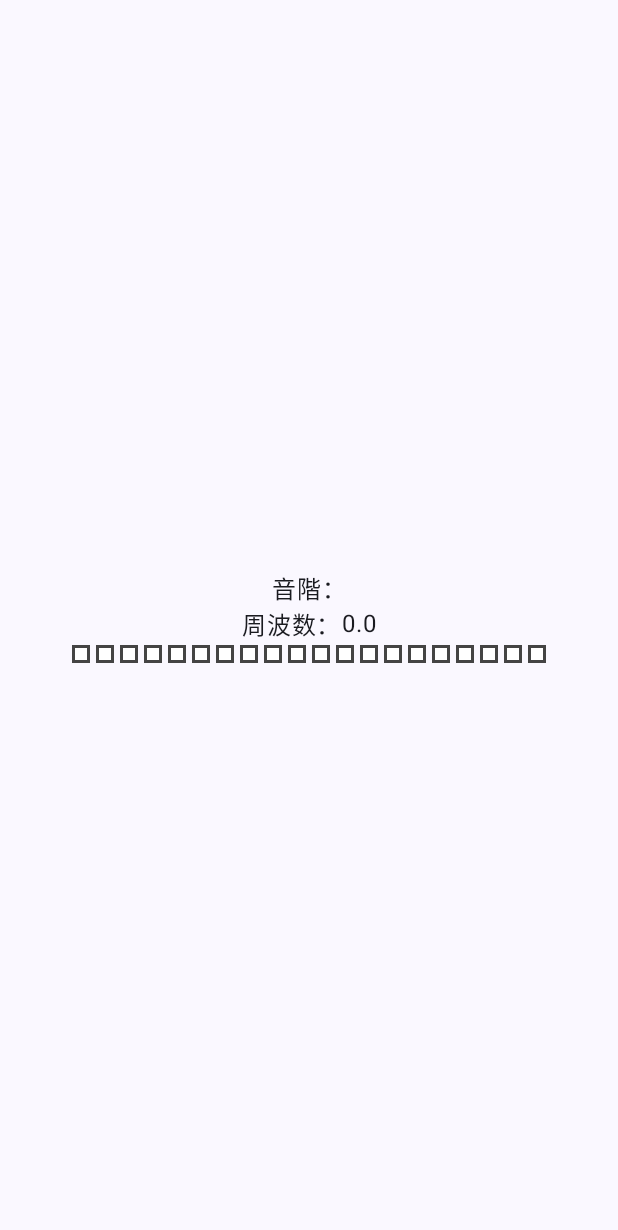
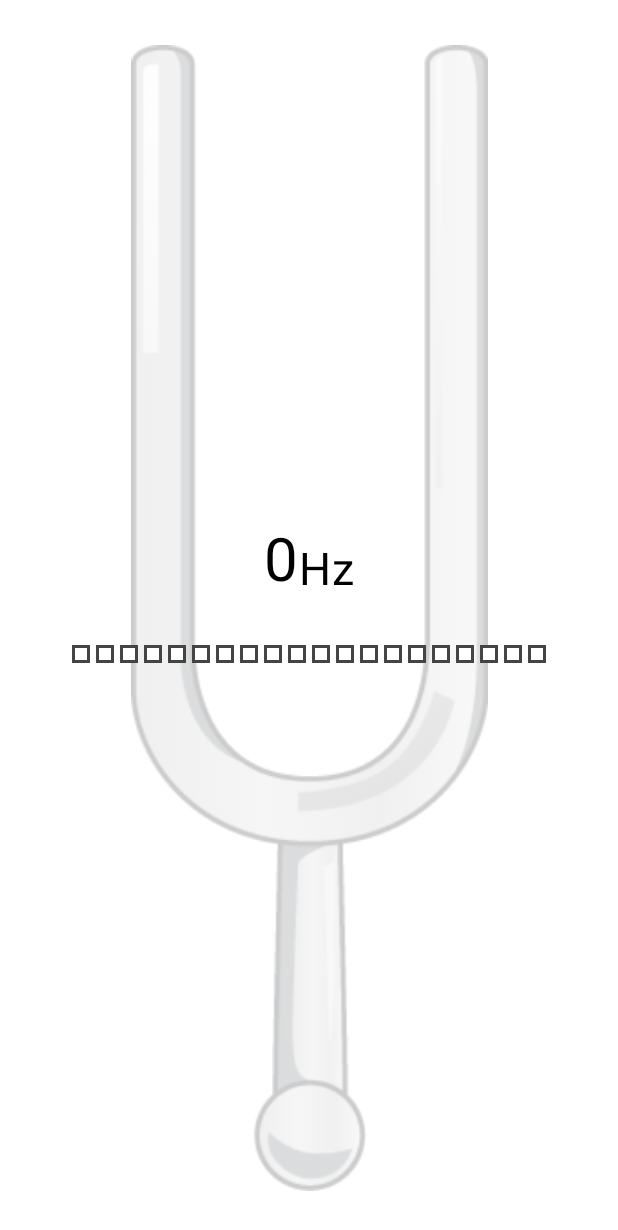
Before and after one commit to seabat/shinobue-tuner, an Android app built with Jetpack Compose: the screen it shows after launch (MainActivity), on a phone screen of 412 x 824 dp. Shown: the top 1230 px of the screen. Run offline under Robolectric (Android 15) with nearby library versions, the phone set to English and light mode, and no system bars; 6 statements that could not run were skipped.

Commit message:
UI をリファクタリング

```diff
--- a/app/src/main/java/dev/seabat/android/shinobuetuner/MainActivity.kt
+++ b/app/src/main/java/dev/seabat/android/shinobuetuner/MainActivity.kt
@@ -17,6 +17,7 @@ import be.tarsos.dsp.pitch.PitchDetectionHandler
 import dev.seabat.android.shinobuetuner.compose.HomeScreen
 import dev.seabat.android.shinobuetuner.ui.theme.ShinobueTunerTheme
 import dev.seabat.android.shinobuetuner.utils.MusicalScale.ShinobueScale
+import dev.seabat.android.shinobuetuner.utils.MusicalScale.ShinobueScaleType
 import kotlinx.coroutines.Dispatchers
 import kotlinx.coroutines.GlobalScope
 import kotlinx.coroutines.flow.MutableStateFlow
@@ -26,7 +27,7 @@ import kotlinx.coroutines.launch
 class MainActivity : ComponentActivity() {
 
     private val pitchInHzStateFlow = MutableStateFlow(0.0f)
-    private val noteStateFlow = MutableStateFlow("")
+    private val noteStateFlow = MutableStateFlow(ShinobueScaleType.UNKNOWN)
     private val diffPitchStateFlow = MutableStateFlow(0)
 
     private var safeStopAudioRunnable: SafeStopAudioRunnable? = null
@@ -62,7 +63,7 @@ class MainActivity : ComponentActivity() {
                     modifier = Modifier.fillMaxSize(),
                     color = MaterialTheme.colorScheme.background
                 ) {
-                    HomeScreen(hz = pitchInHzState, diffRate = diffPitchState, note = noteState)
+                    HomeScreen(hz = pitchInHzState, diffRate = diffPitchState, scaleType = noteState)
                 }
             }
         }
@@ -90,7 +91,7 @@ class MainActivity : ComponentActivity() {
     private fun processPitch(pitchInHz: Float) {
         pitchInHzStateFlow.value = pitchInHz
         val scale = ShinobueScale()(pitchInHz)
-        noteStateFlow.value = "${scale.first.scaleType.ja}/${scale.first.scaleType.en}"
+        noteStateFlow.value = scale.first
         diffPitchStateFlow.value = scale.second
         Log.d("shinobue", "Hz: $pitchInHz Diff: ${scale.second}")
     }
--- a/app/src/main/java/dev/seabat/android/shinobuetuner/compose/HomeScreen.kt
+++ b/app/src/main/java/dev/seabat/android/shinobuetuner/compose/HomeScreen.kt
@@ -1,11 +1,15 @@
 package dev.seabat.android.shinobuetuner.compose
 
+import androidx.compose.foundation.Image
 import androidx.compose.foundation.background
 import androidx.compose.foundation.border
 import androidx.compose.foundation.layout.Arrangement
 import androidx.compose.foundation.layout.Box
 import androidx.compose.foundation.layout.Column
 import androidx.compose.foundation.layout.Row
+import androidx.compose.foundation.layout.fillMaxHeight
+import androidx.compose.foundation.layout.fillMaxSize
+import androidx.compose.foundation.layout.fillMaxWidth
 import androidx.compose.foundation.layout.padding
 import androidx.compose.foundation.layout.size
 import androidx.compose.material3.Text
@@ -13,32 +17,100 @@ import androidx.compose.runtime.Composable
 import androidx.compose.ui.Alignment
 import androidx.compose.ui.Modifier
 import androidx.compose.ui.graphics.Color
+import androidx.compose.ui.layout.ContentScale
+import androidx.compose.ui.res.painterResource
 import androidx.compose.ui.tooling.preview.Preview
 import androidx.compose.ui.unit.dp
+import androidx.compose.ui.unit.sp
 import dev.seabat.android.shinobuetuner.ui.theme.ShinobueTunerTheme
 import kotlin.math.roundToInt
+import dev.seabat.android.shinobuetuner.R
+import dev.seabat.android.shinobuetuner.utils.MusicalScale.ShinobueScaleType
 
 @Composable
 fun HomeScreen(
     modifier: Modifier = Modifier,
     hz: Float,
     diffRate: Int,
-    note: String
+    scaleType: ShinobueScaleType
 ) {
-    Column(
-        modifier = modifier,
-        verticalArrangement = Arrangement.Center,
-        horizontalAlignment = Alignment.CenterHorizontally
+    Box(
+        modifier = modifier
+            .fillMaxSize()
+            .background(color = Color.White)
     ) {
-        Row {
-            Text(text = "音階：")
-            Text(text = note)
+        Image(
+            modifier = Modifier
+                .align(Alignment.Center)
+                .padding(30.dp)
+                .fillMaxHeight(),
+            contentScale = ContentScale.FillHeight,
+            alpha = 0.2f,
+            painter = painterResource(id = R.drawable.clef_a07), contentDescription = ""
+        )
+        Column(
+            modifier = Modifier
+                .align(Alignment.Center)
+                .padding(30.dp),
+            verticalArrangement = Arrangement.Center,
+            horizontalAlignment = Alignment.CenterHorizontally
+        ) {
+            Row(verticalAlignment = Alignment.Bottom) {
+                if (scaleType == ShinobueScaleType.UNKNOWN) {
+                    Text(
+                        text = "",
+                        color = Color.Black,
+                        fontSize =  70.sp
+                    )
+                    Text(
+                        modifier = Modifier.padding(top = 0.dp, bottom = 10.dp),
+                        text = "",
+                        color = Color.Black,
+                        fontSize =  30.sp
+                    )
+                    Text(
+                        modifier = Modifier.padding(top = 0.dp, bottom = 10.dp),
+                        text = "",
+                        color = Color.Black,
+                        fontSize =  30.sp
+                    )
+                } else {
+                    Text(
+                        text = scaleType.scaleType.ja,
+                        color = Color.Black,
+                        fontSize =  70.sp
+                    )
+                    Text(
+                        modifier = Modifier.padding(top = 0.dp, bottom = 10.dp),
+                        text = scaleType.scaleType.level.toString(),
+                        color = Color.Black,
+                        fontSize =  30.sp
+                    )
+                    Text(
+                        modifier = Modifier.padding(top = 0.dp, bottom = 10.dp),
+                        text = "(${scaleType.scaleType.en})",
+                        color = Color.Black,
+                        fontSize =  30.sp
+                    )
+                }
+            }
+            Row(
+                modifier = Modifier,
+                verticalAlignment = Alignment.Bottom
+            ) {
+                Text(
+                    text = if (hz == -1.0f) "0" else hz.roundToInt().toString(),
+                    color = Color.Black,
+                    fontSize =  40.sp
+                )
+                Text(
+                    text = "Hz",
+                    color = Color.Black,
+                    fontSize =  30.sp
+                )
+            }
+            RateBar(diffRate)
         }
-        Row {
-            Text(text = "周波数：")
-            Text(text = hz.toString())
-        }
-        RateBar(diffRate)
     }
 }
 
@@ -57,7 +129,7 @@ fun RateBox(color: Color) {
 
 @Composable
 fun RateBar(diffRate: Int) {
-    Row {
+    Row(modifier = Modifier.padding(vertical = 30.dp)) {
         when((diffRate/10.0f).roundToInt()) {
             -10 -> {
                 for (i in 1..10) {
@@ -295,6 +367,6 @@ fun RateBarPreview() {
 @Composable
 fun HomeScreenPreview() {
     ShinobueTunerTheme {
-        HomeScreen(hz = 130.81f, diffRate = 10, note = "A")
+        HomeScreen(hz = 130.81f, diffRate = 10, scaleType = ShinobueScaleType.A4)
     }
 }
```
Also changed, not shown: app/src/main/java/dev/seabat/android/shinobuetuner/utils/MusicalScale/MusicalScaleType.kt (+33 -33 lines), app/src/main/res/drawable/clef_a07.png (added), 2 other files.
